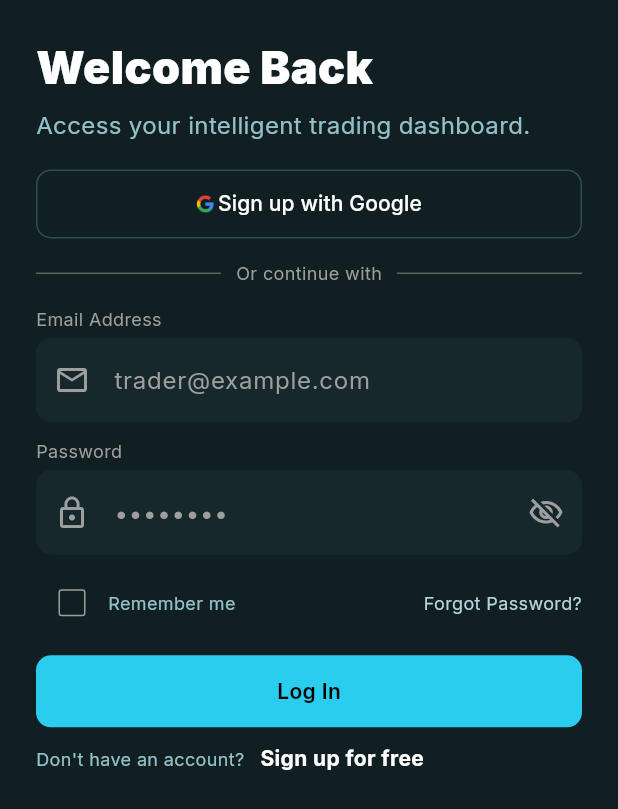
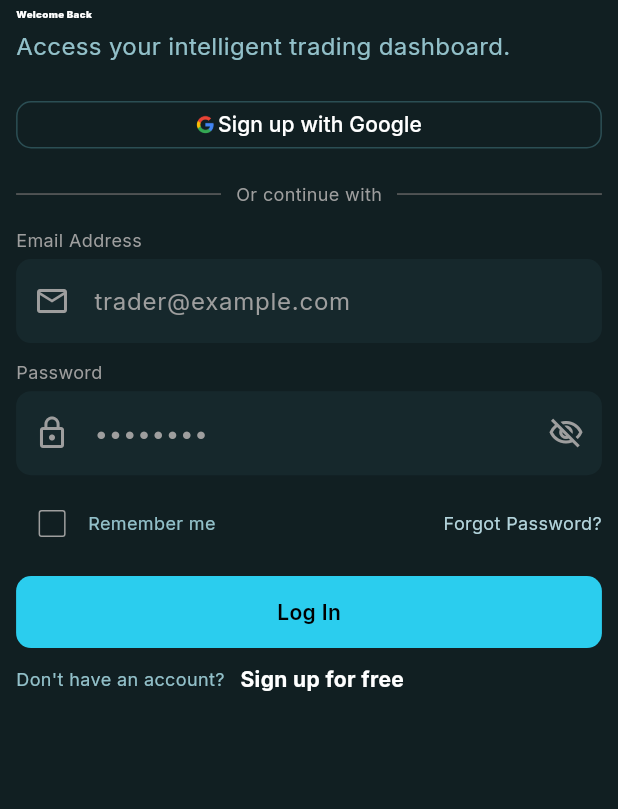
Before and after one commit to Sabari-nath-p/Trade-App, a Flutter app: the screen it shows after launch, on a phone screen of 412 x 824 dp. Shown: the top 809 px of the screen. Run offline on Flutter 3.47's test engine with Material 3 defaults, Android fonts, the light colour scheme and no system bars; our stand-ins replace flutter_screenutil, get, google_fonts.

```diff
--- a/lib/Screens/SignInScreen/Components/SigninRightHalf.dart
+++ b/lib/Screens/SignInScreen/Components/SigninRightHalf.dart
@@ -14,7 +14,7 @@ class SigninrightHalf extends StatelessWidget {
       child: Container(
         //  height: 598.h,
         width: double.infinity,
-        padding: const EdgeInsets.all(24),
+        margin: EdgeInsets.symmetric(horizontal: 50.w, vertical: 24.w),
         decoration: BoxDecoration(
           color: Color(0xff111F22),
           borderRadius: BorderRadius.circular(16),
@@ -27,7 +27,7 @@ class SigninrightHalf extends StatelessWidget {
               "Welcome Back",
               style: GoogleFonts.inter(
                 color: Colors.white,
-                fontSize: 30,
+                fontSize: 30.sp,
                 fontWeight: FontWeight.w900,
               ),
             ),
@@ -44,7 +44,7 @@ class SigninrightHalf extends StatelessWidget {
             OutlinedButton(
               onPressed: () {},
               style: OutlinedButton.styleFrom(
-                minimumSize: Size(double.infinity, 46),
+                minimumSize: Size(double.infinity, 46.h),
                 side: BorderSide(color: Color(0xff2B4E54)),
                 shape: RoundedRectangleBorder(
                   borderRadius: BorderRadius.circular(10),
```
Also changed, not shown: lib/Screens/DashboardScreen/Components/NavbarItems.dart (added, +20 -0 lines), lib/Screens/DashboardScreen/Components/NavbarWeb.dart (added, +20 -0 lines), lib/Screens/DashboardScreen/DashboardScreen.dart (added, +11 -0 lines), lib/Screens/DashboardScreen/Views/Webview.dart (added, +18 -0 lines), lib/Screens/SignInScreen/Views/WebView.dart (+6 -1 lines).
